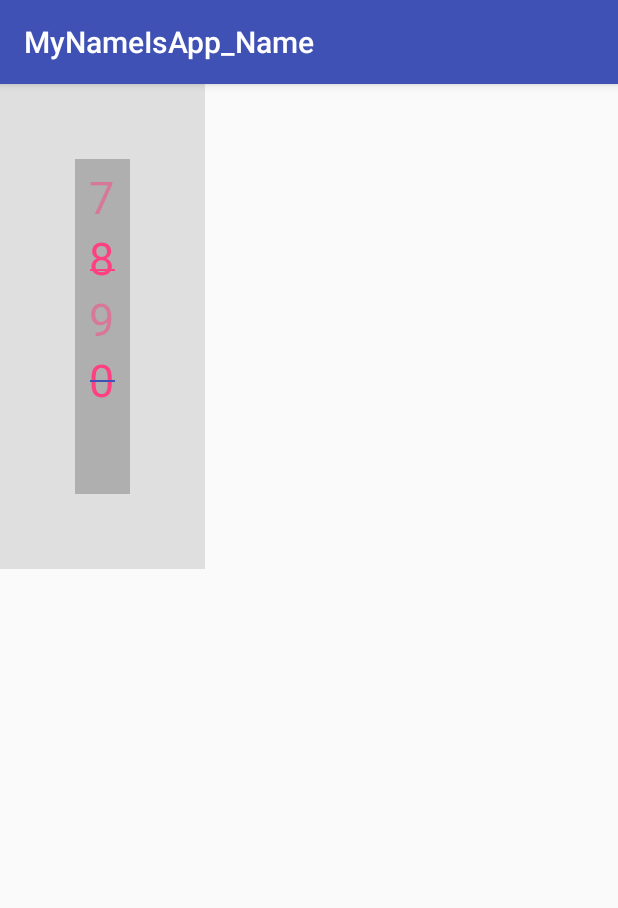
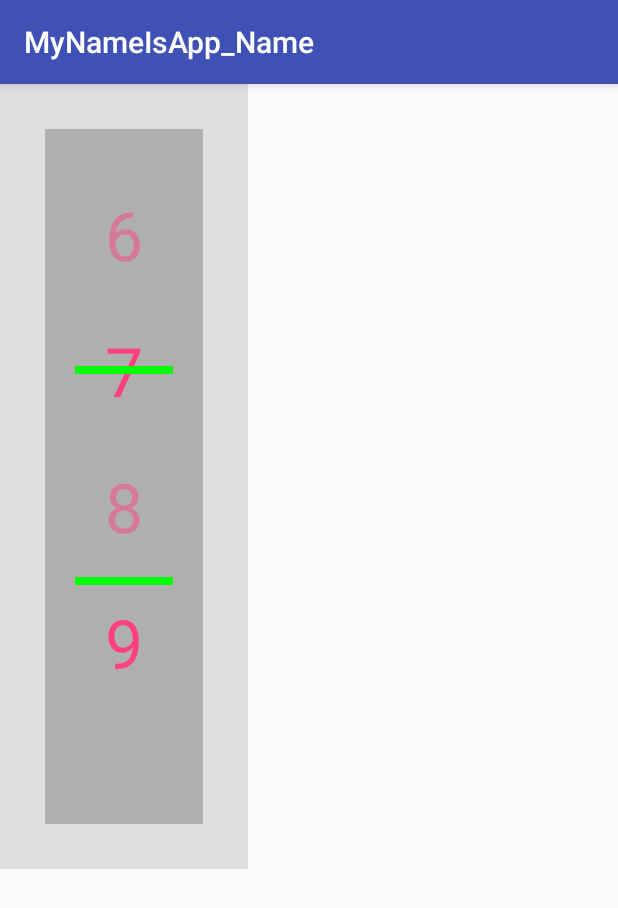
Before and after one commit to ljgsonx/FirstApp, an Android app: the screen it shows after launch (NumerPickerTestActivity), on a phone screen of 412 x 824 dp. Shown: the top 908 px of the screen. Run offline under Robolectric (Android 15) with nearby library versions, the light colour scheme and no system bars.

Commit message:
almost finished the tnumberpicker

```diff
--- a/app/src/main/java/com/example/administrator/firstapp/Activities/NumerPickerTestActivity.java
+++ b/app/src/main/java/com/example/administrator/firstapp/Activities/NumerPickerTestActivity.java
@@ -17,9 +17,6 @@ public class NumerPickerTestActivity extends AppCompatActivity {
         setContentView(R.layout.numerpicker_layout);
         TNumberPicker tNumberPicker = (TNumberPicker) findViewById(R.id.TNumberPicker);
         String[] numbers = {"0", "1", "2", "3", "4", "5", "6", "7", "8", "9"};
-        tNumberPicker.getQNumberPicker().setDisplayedData(numbers);
-        tNumberPicker.getQNumberPicker().setTargetValueByIndex(8);
-        tNumberPicker.getQNumberPicker().setTextColor(R.color.colorAccent);
-        tNumberPicker.getQNumberPicker().setTextSize(30);
+        tNumberPicker.setDisplayedData(numbers);
     }
 }
--- a/app/src/main/java/com/example/administrator/firstapp/custom/QNumberPicker.java
+++ b/app/src/main/java/com/example/administrator/firstapp/custom/QNumberPicker.java
@@ -22,11 +22,12 @@ public class QNumberPicker extends LinearLayout {
 
     private Context mContext;
     private int mDefaultTextSize = 20;
-    private int mDefaultPadding = 0;
+    private int mDefaultPadding = 10;
 
     private int mLastY;
     private Scroller mScroller;
     private ScrollViewAdapter mScrollViewAdapter;
+    private int mIndexOfTargetValue;
 
     private int mTvHeight;
 
@@ -50,9 +51,9 @@ public class QNumberPicker extends LinearLayout {
         mDisplayedTvs = new ArrayList<>();
         for (int i = 0; i < 5; i++) {
             TextView tv = new TextView(context);
-            tv.setTextSize(mDefaultTextSize);
             int paddingInPx = DisplayUtil.sp2px(context, mDefaultPadding);
             tv.setPadding(paddingInPx, paddingInPx, paddingInPx, paddingInPx);
+            tv.setTextSize(mDefaultTextSize);
             mDisplayedTvs.add(tv);
             this.addView(tv);
         }
@@ -69,13 +70,13 @@ public class QNumberPicker extends LinearLayout {
         super.onLayout(changed, l, t, r, b);
         mTvHeight = getChildAt(0).getMeasuredHeight();
         MarginLayoutParams mlp = (MarginLayoutParams) getLayoutParams();
+        mlp.height = mTvHeight * 3 + getPaddingBottom() + getPaddingTop() * 3;
         setLayoutParams(mlp);
-        mlp.height = mTvHeight * 3 + mlp.topMargin + mlp.bottomMargin;
         int childCount = getChildCount();
         for (int i = 0; i < childCount; i++) {
             View child = getChildAt(i);
             if (child.getVisibility() != View.GONE) {
-                child.layout(l, (i - 1) * mTvHeight, r, i * mTvHeight);
+                child.layout(getPaddingLeft(), (i - 1) * mTvHeight + getPaddingTop() * i, r, i * mTvHeight + getPaddingTop() * i);
             }
         }
     }
@@ -92,7 +93,7 @@ public class QNumberPicker extends LinearLayout {
                 if (!mScroller.isFinished()) {
                     mScroller.abortAnimation();
                 }
-                int movedPosition = getScrollY() / mTvHeight;
+                int movedPosition = getScrollY() / (mTvHeight + getPaddingTop());
                 if (movedPosition == -1) {
                     TextView tv = (TextView) this.getChildAt(4);
                     int valueTag = (int) this.getChildAt(0).getTag();
@@ -114,17 +115,17 @@ public class QNumberPicker extends LinearLayout {
                     setAlphaOfTv(getScrollY());
                     //防止移动过大
                     int dy = mLastY - y;
-                    dy = dy % mTvHeight;
+                    dy = dy % (mTvHeight + getPaddingTop());
                     scrollBy(0, dy);
                 }
                 mLastY = y;
                 break;
             case MotionEvent.ACTION_UP:
-                if (Math.abs(getScrollY()) < mTvHeight / 2) {
+                if (Math.abs(getScrollY()) < (mTvHeight + getPaddingTop()) / 2) {
                     mScroller.startScroll(0, getScrollY(), 0, -getScrollY());
-                }else {
+                } else {
                     float hasScrolled = Math.abs(getScrollY());
-                    float needed = mTvHeight - hasScrolled;
+                    float needed = mTvHeight + getPaddingTop() - hasScrolled;
                     needed = getScrollY() < 0 ? -needed : needed;
                     mScroller.startScroll(0, getScrollY(), 0, (int) needed);
                 }
@@ -134,17 +135,17 @@ public class QNumberPicker extends LinearLayout {
         return true;
     }
 
-    private void setAlphaOfTv(int currentY){
-        float scale1 = 0.2f + Math.abs((float) currentY / (mTvHeight)) * 0.8f; //0.2~1
+    private void setAlphaOfTv(int currentY) {
+        float scale1 = 0.2f + Math.abs((float) currentY / (mTvHeight + getPaddingTop())) * 0.8f; //0.2~1
         float scale2 = 1.2f - scale1; //1~0.2
-        float scale3 = 0.2f - Math.abs((float) currentY / (mTvHeight)) * 0.2f; //0.2~0
+        float scale3 = 0.2f - Math.abs((float) currentY / (mTvHeight + getPaddingTop())) * 0.2f; //0.2~0
         float scale4 = 0.2f - scale3;//0~0.2
         if (currentY > 0) {
             this.getChildAt(1).setAlpha(scale3);
             this.getChildAt(2).setAlpha(scale2);
             this.getChildAt(3).setAlpha(scale1);
             this.getChildAt(4).setAlpha(scale4);
-        }else{
+        } else {
             this.getChildAt(0).setAlpha(scale4);
             this.getChildAt(1).setAlpha(scale1);
             this.getChildAt(2).setAlpha(scale2);
@@ -166,36 +167,44 @@ public class QNumberPicker extends LinearLayout {
     public void setDisplayedData(String[] data) {
         mScrollViewAdapter = new ScrollViewAdapter();
         mScrollViewAdapter.setDisplayedData(data);
-        for(int i =0; i < mDisplayedTvs.size(); i++){
-            mDisplayedTvs.get(i).setText(mScrollViewAdapter.getValueOfDisplayedView(i));
-            mDisplayedTvs.get(i).setTag(i);
+        setValues();
+    }
+
+    public void setTextSize(int textSize) {
+        for (TextView tv : mDisplayedTvs) {
+            tv.setTextSize(textSize);
         }
     }
 
-    public void setTextSize(int testSize) {
-        this.mDefaultTextSize = testSize;
-        for (TextView tv : mDisplayedTvs) {
-            tv.setTextSize(mDefaultTextSize);
-        }
-    }
-
-    public void setTextColor(int resId){
+    public void setTextColorByResId(int resId) {
         for (TextView tv : mDisplayedTvs) {
             tv.setTextColor(mContext.getResources().getColor(resId));
         }
     }
 
-    public void setTargetValueByIndex(int index) {
-        if (index < 0 || index > mScrollViewAdapter.getDisplayedData().length-1) {
-            throw new ArrayIndexOutOfBoundsException("please input the correct index!");
+    public void setTextColor(int color) {
+        for (TextView tv : mDisplayedTvs) {
+            tv.setTextColor(color);
         }
-        if (index < 2) {
-            index += mScrollViewAdapter.getDisplayedData().length;
+    }
+
+    public void setValues() {
+        if(mScrollViewAdapter == null) return;
+        if (mIndexOfTargetValue < 0 || mIndexOfTargetValue > mScrollViewAdapter.getDisplayedData().length-1) {
+            throw new ArrayIndexOutOfBoundsException("the index of target value is out of the size of data!");
+        }
+        if (mIndexOfTargetValue < 2) {
+            mIndexOfTargetValue += mScrollViewAdapter.getDisplayedData().length;
         }
         for (int i = 0; i < mDisplayedTvs.size(); i++) {
-            mDisplayedTvs.get(i).setText(mScrollViewAdapter.getValueOfDisplayedView(index - 2 + i));
-            mDisplayedTvs.get(i).setTag(index - 2 + i);
+            mDisplayedTvs.get(i).setText(mScrollViewAdapter.getValueOfDisplayedView(mIndexOfTargetValue - 2 + i));
+            mDisplayedTvs.get(i).setTag(mIndexOfTargetValue - 2 + i);
         }
+    }
+
+    public void setIndexOfTargetValue(int index) {
+        this.mIndexOfTargetValue = index;
+        setValues();
     }
 
     class ScrollViewAdapter{
--- a/app/src/main/java/com/example/administrator/firstapp/custom/TNumberPicker.java
+++ b/app/src/main/java/com/example/administrator/firstapp/custom/TNumberPicker.java
@@ -1,7 +1,10 @@
 package com.example.administrator.firstapp.custom;
 
 import android.content.Context;
+import android.content.res.TypedArray;
+import android.graphics.Color;
 import android.util.AttributeSet;
+import android.util.TypedValue;
 import android.widget.ImageView;
 import android.widget.RelativeLayout;
 
@@ -20,49 +23,107 @@ public class TNumberPicker extends RelativeLayout {
     private QNumberPicker mQNumberPicker;
     private ImageView iv1;
     private ImageView iv2;
-    private ImageView iv3;
-    private int mHeight;
-    private int defaultIvHeight = 3;
+    private int defaultIvHeight = -1;
+    private int mDividerColor = -1;
+    private Context mContext;
 
     public TNumberPicker(Context context) {
-        super(context);
-        initView(context);
+        this(context, null);
     }
 
     public TNumberPicker(Context context, AttributeSet attrs) {
-        super(context, attrs);
-        initView(context);
+        this(context, attrs, 0);
     }
 
     public TNumberPicker(Context context, AttributeSet attrs, int defStyleAttr) {
         super(context, attrs, defStyleAttr);
-        initView(context);
+        initView(context, attrs, defStyleAttr);
     }
 
-
-    private void initView(Context context) {
+    private void initView(Context context, AttributeSet attrs, int defStyleAttr) {
+        this.mContext = context;
         mQNumberPicker = new QNumberPicker(context);
-        iv1 = new ImageView(context);
-        iv2 = new ImageView(context);
-        iv3 = new ImageView(context);
-        iv1.setBackgroundColor(context.getResources().getColor(R.color.colorAccent));
-        iv2.setBackgroundColor(context.getResources().getColor(R.color.colorPrimary));
-        iv3.setBackgroundColor(context.getResources().getColor(R.color.colorPrimary));
+        initDivider();
         this.addView(mQNumberPicker);
         this.addView(iv1);
         this.addView(iv2);
-        this.addView(iv3);
+        TypedArray a = context.getTheme().obtainStyledAttributes(attrs, R.styleable.TNumberPicker, defStyleAttr, 0);
+        int n = a.getIndexCount();
+        for (int i = 0; i < n; i++) {
+            int attr = a.getIndex(i);
+            switch (attr) {
+                case R.styleable.TNumberPicker_contentPadding:
+                    //默认20dp
+                    int contentPadding = a.getDimensionPixelSize(attr, (int) TypedValue.applyDimension(
+                            TypedValue.COMPLEX_UNIT_DIP, 20, getResources().getDisplayMetrics()));
+                    setContentPadding(contentPadding);
+                    break;
+                case R.styleable.TNumberPicker_dividerHeight:
+                    //默认2dp
+                    defaultIvHeight = a.getDimensionPixelSize(attr, (int) TypedValue.applyDimension(
+                            TypedValue.COMPLEX_UNIT_DIP, 2, getResources().getDisplayMetrics()));
+                    break;
+                case R.styleable.TNumberPicker_textSize:
+                    //默认16sp
+                    int textSize = a.getDimensionPixelSize(attr, (int) TypedValue.applyDimension(
+                            TypedValue.COMPLEX_UNIT_SP, 16, getResources().getDisplayMetrics()));
+                    setTextSize(textSize);
+                    break;
+                case R.styleable.TNumberPicker_textColor:
+                    //默认灰色
+                    int resId = a.getResourceId(attr, -1);
+                    if (resId == -1) {
+                        int color = a.getColor(attr, Color.GRAY);
+                        setTextColor(color);
+                    }else {
+                        setTextColorByResId(resId);
+                    }
+                    break;
+                case R.styleable.TNumberPicker_dividerColor:
+                    //默认蓝色
+                    resId = a.getResourceId(attr, -1);
+                    if (resId == -1) {
+                        int color = a.getColor(attr, Color.BLUE);
+                        setDividerColor(color);
+                    }else {
+                        setDividerColorByResId(resId);
+                    }
+                    break;
+                case R.styleable.TNumberPicker_targetValueIndex:
+                    int index = a.getInteger(attr, 0);
+                    setIndexOfTargetValue(index);
+                default:
+                    break;
+            }
+        }
+    }
+
+    private void initDivider() {
+        if (iv1 == null) {
+            iv1 = new ImageView(mContext);
+        }
+        if (iv2 == null) {
+            iv2 = new ImageView(mContext);
+        }
+        if (mDividerColor != -1) {
+            iv1.setBackgroundColor(mDividerColor);
+            iv2.setBackgroundColor(mDividerColor);
+        } else {
+            iv1.setBackgroundColor(Color.BLUE);
+            iv2.setBackgroundColor(Color.BLUE);
+        }
     }
 
     @Override
     protected void onLayout(boolean changed, int l, int t, int r, int b) {
         super.onLayout(changed, l, t, r, b);
-        mHeight = b - t;
-        System.out.println("---------");
-        System.out.println(getPaddingLeft() + " " + getPaddingTop() + " " + getPaddingRight() + " " + getPaddingBottom());
-        mQNumberPicker.layout(getPaddingLeft() / 2, getPaddingTop() / 2, getPaddingRight() / 2 + r, getPaddingBottom() / 2 + b);
-        iv1.layout(0, (mHeight / 3) - defaultIvHeight / 2, r, (mHeight / 3) + defaultIvHeight / 2);
-        iv2.layout(0, 2 * (mHeight / 3) - defaultIvHeight / 2, r, 2 * (mHeight / 3) + defaultIvHeight / 2);
+        mQNumberPicker.layout(getPaddingLeft(), getPaddingTop(), r, b);
+        int qNumberPickerHeight = mQNumberPicker.getMeasuredHeight();
+        if (defaultIvHeight == -1) {
+            defaultIvHeight = 2;
+        }
+        iv1.layout(0, (qNumberPickerHeight / 3) - defaultIvHeight / 2 + getPaddingTop(), r, (qNumberPickerHeight / 3) + defaultIvHeight / 2 + getPaddingTop());
+        iv2.layout(0, 2 * (qNumberPickerHeight / 3) - defaultIvHeight / 2 + getPaddingTop(), r, 2 * (qNumberPickerHeight / 3) + defaultIvHeight / 2 + getPaddingTop());
     }
 
     public QNumberPicker getQNumberPicker() {
@@ -73,4 +134,42 @@ public class TNumberPicker extends RelativeLayout {
     protected void onMeasure(int widthMeasureSpec, int heightMeasureSpec) {
         super.onMeasure(widthMeasureSpec, heightMeasureSpec);
     }
+
+    public void setDisplayedData(String[] data) {
+        mQNumberPicker.setDisplayedData(data);
+    }
+
+    public void setIndexOfTargetValue(int index) {
+        mQNumberPicker.setIndexOfTargetValue(index);
+    }
+
+    public void setTextColorByResId(int colorId) {
+        mQNumberPicker.setTextColorByResId(colorId);
+    }
+
+    public void setTextColor(int color) {
+        mQNumberPicker.setTextColor(color);
+    }
+
+    public void setTextSize(int size) {
+        mQNumberPicker.setTextSize(size);
+    }
+
+    public void setDividerColorByResId(int colorId) {
+        this.mDividerColor = mContext.getResources().getColor(colorId);
+        initDivider();
+    }
+
+    public void setDividerColor(int color) {
+        this.mDividerColor = color;
+        initDivider();
+    }
+
+    public void setDividerHeight(int height) {
+        this.defaultIvHeight = height;
+    }
+
+    public void setContentPadding(int padding) {
+        mQNumberPicker.setPadding(padding, padding, padding, padding);
+    }
 }
--- a/app/src/main/res/layout/numerpicker_layout.xml
+++ b/app/src/main/res/layout/numerpicker_layout.xml
@@ -1,5 +1,6 @@
 <?xml version="1.0" encoding="utf-8"?>
 <LinearLayout xmlns:android="http://schemas.android.com/apk/res/android"
+    xmlns:custom="http://schemas.android.com/apk/res-auto"
     android:orientation="vertical"
     android:layout_width="wrap_content"
     android:layout_height="wrap_content"
@@ -7,10 +8,16 @@
 
     <com.example.administrator.firstapp.custom.TNumberPicker
         android:id="@+id/TNumberPicker"
-        android:layout_margin="50dp"
-        android:padding="10dp"
+        android:layout_margin="30dp"
+        android:padding="20dp"
         android:background="#AFAFAF"
         android:layout_width="wrap_content"
-        android:layout_height="wrap_content" />
+        android:layout_height="wrap_content"
+        custom:textSize="30sp"
+        custom:textColor="@color/colorAccent"
+        custom:contentPadding="10dp"
+        custom:dividerColor="#00ff00"
+        custom:dividerHeight="5dp"
+        custom:targetValueIndex="7"/>
 
 </LinearLayout>
--- a/app/src/main/res/values/attrs.xml
+++ b/app/src/main/res/values/attrs.xml
@@ -6,4 +6,12 @@
     <declare-styleable name="CustomView">
         <attr name="viewType" format="integer" />
     </declare-styleable>
+    <declare-styleable name="TNumberPicker">
+        <attr name="textSize" format="dimension" />
+        <attr name="textColor" format="reference|color" />
+        <attr name="contentPadding" format="dimension" />
+        <attr name="dividerHeight" format="dimension" />
+        <attr name="dividerColor" format="reference|color" />
+        <attr name="targetValueIndex" format="integer" />
+    </declare-styleable>
 </resources>
```
